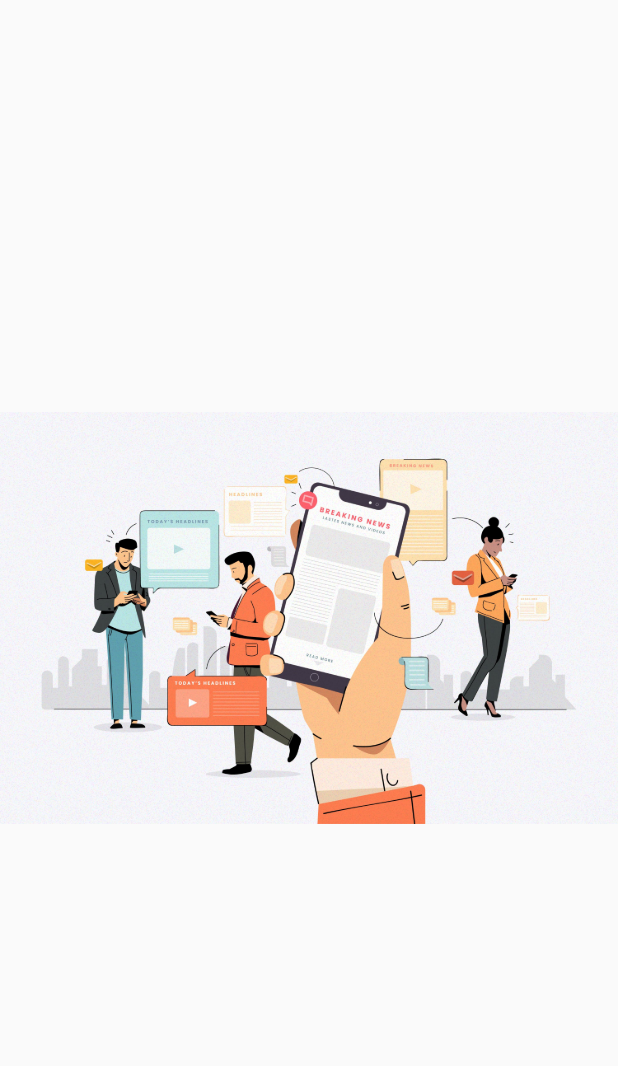
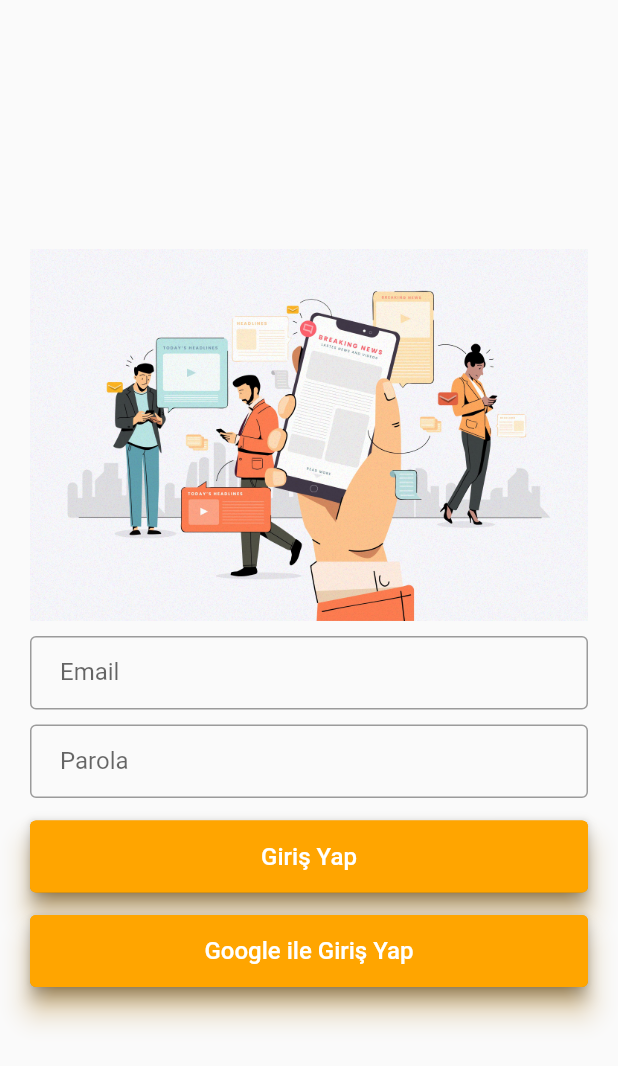
Before and after one commit to tugbaozaydin/news_app, a Flutter app: the screen it shows after launch, on a phone screen of 412 x 824 dp. Shown: the top 1066 px of the screen. Run offline on Flutter 3.47's test engine with Material 2 defaults, Android fonts, the phone set to English and light mode, and no system bars.

Commit message:
login screen designed

```diff
--- /dev/null
+++ b/lib/constants.dart
@@ -0,0 +1,3 @@
+import 'package:flutter/material.dart';
+
+const kPrimaryColor = Color.fromRGBO(255, 165, 0, 1);
--- /dev/null
+++ b/lib/login_screen.dart
@@ -0,0 +1,211 @@
+import 'dart:async';
+
+import 'package:flutter/material.dart';
+
+import 'constants.dart';
+
+class LoginScreen extends StatefulWidget {
+  static String routeName = "/login";
+
+  @override
+  _LoginScreenState createState() => _LoginScreenState();
+}
+
+class _LoginScreenState extends State<LoginScreen>
+    with TickerProviderStateMixin {
+  TextEditingController usernameController = new TextEditingController();
+  TextEditingController passwordController = new TextEditingController();
+  int _state = 0;
+  int _stateGoogle=0;
+  Animation _animation;
+  AnimationController _controller;
+  GlobalKey _globalKey = GlobalKey();
+  GlobalKey _globalGoogleKey = GlobalKey();
+
+  double _width = double.maxFinite;
+  final GlobalKey<ScaffoldState> _scaffoldKey = new GlobalKey<ScaffoldState>();
+
+  @override
+  void dispose() {
+    super.dispose();
+    _controller.dispose();
+  }
+
+  @override
+  Widget build(BuildContext context) {
+    // TODO: implement build
+    return Scaffold(
+      key: _scaffoldKey,
+      body: Center(
+        child: SingleChildScrollView(
+          scrollDirection: Axis.vertical,
+          child: Container(
+            child: Padding(
+              padding: const EdgeInsets.all(20.0),
+              child: Column(
+                crossAxisAlignment: CrossAxisAlignment.center,
+                mainAxisAlignment: MainAxisAlignment.center,
+                children: <Widget>[
+                  Image.asset("assets/splash.jpg"),
+                  SizedBox(height: 10.0),
+                  usernameField(),
+                  SizedBox(height: 10.0),
+                  passwordField(),
+                  SizedBox(height: 15.0),
+                  progressButton(_globalKey,(){
+                    setState(() {
+                      if (_state == 0) {
+                        animateButton(_globalKey,_state);
+                      }});
+                  },"Giriş Yap",_state),
+                  SizedBox(height: 15.0),
+                  progressButton(_globalGoogleKey,(){
+                    final snackBar = SnackBar(
+                      content: Text("Lütfen boşlukları doldurunuz."),
+                    );
+                    _scaffoldKey.currentState.showSnackBar(snackBar);
+                    /*setState(() {
+                      if (_stateGoogle == 0) {
+                        animateButton(_globalGoogleKey,_stateGoogle);
+                      }});*/
+                  },"Google ile Giriş Yap",_stateGoogle),
+                ],
+              ),
+            ),
+          ),
+        ),
+      ),
+    );
+  }
+
+  TextField usernameField() {
+    return TextField(
+      autocorrect: false,
+      enableSuggestions: false,
+      keyboardType: TextInputType.emailAddress,
+      obscureText: false,
+      controller: usernameController,
+      decoration: inputDecoration("Email"),
+    );
+  }
+
+  TextField passwordField() {
+    return TextField(
+      controller: passwordController,
+      obscureText: true,
+      decoration: inputDecoration("Parola"),
+    );
+  }
+
+  InputDecoration inputDecoration(String labelText) {
+    return InputDecoration(
+        contentPadding: EdgeInsets.fromLTRB(20.0, 15.0, 20.0, 15.0),
+        labelText: labelText,
+        border: OutlineInputBorder());
+  }
+
+  PhysicalModel progressButton(GlobalKey globalKey,GestureTapCallback onTap,String text,int state) {
+    return PhysicalModel(
+      elevation: 8,
+      shadowColor: kPrimaryColor,
+      color: kPrimaryColor,
+      borderRadius: BorderRadius.circular(4),
+      child: Container(
+        key: globalKey,
+        height: 48,
+        width: _width,
+        child: RaisedButton(
+          animationDuration: Duration(milliseconds: 1000),
+          shape: RoundedRectangleBorder(
+            borderRadius: BorderRadius.circular(4),
+          ),
+          padding: EdgeInsets.all(0),
+          child: setUpButtonChild(text,state),
+          onPressed: () {
+            onTap();
+            /* if (usernameController.text.isEmpty &&
+                passwordController.text.isEmpty) {
+              final snackBar = SnackBar(
+                content: Text("Lütfen boşlukları doldurunuz."),
+              );
+              _scaffoldKey.currentState.showSnackBar(snackBar);
+            }
+            else {
+                if (response.statusCode == 201) {
+                  setState(() {
+                    if (_state == 0) {
+                      animateButton();
+                    }
+                  });
+                } else {
+                  final snackBar = SnackBar(
+                    content: Text("Giriş Bilgileri Hatalı."),
+                  );
+                  _scaffoldKey.currentState.showSnackBar(snackBar);
+                }
+            }*/
+          },
+          elevation: 4,
+          color: kPrimaryColor,
+        ),
+      ),
+    );
+  }
+
+  setUpButtonChild(String text,int state) {
+    if (state == 0) {
+      return Text(
+        text,
+        style: const TextStyle(
+          color: Colors.white,
+          fontSize: 16,
+        ),
+      );
+    } else if (state == 1) {
+      return SizedBox(
+        height: 36,
+        width: 36,
+        child: CircularProgressIndicator(
+          value: null,
+          valueColor: AlwaysStoppedAnimation<Color>(Colors.white),
+        ),
+      );
+    } else {
+      return Icon(Icons.check, color: Colors.white);
+      //widget olması
+
+    }
+  }
+
+  void animateButton(GlobalKey globalKey,int state) {
+    double initialWidth = globalKey.currentContext.size.width;
+
+    _controller =
+        AnimationController(duration: Duration(milliseconds: 300), vsync: this);
+
+    _animation = Tween(begin: 0.0, end: 1).animate(_controller)
+      ..addListener(() {
+        setState(() {
+          _width = initialWidth - ((initialWidth - 48) * _animation.value);
+        });
+      });
+    _controller.forward();
+
+    setState(() {
+      state = 1;
+    });
+
+    Timer(Duration(milliseconds: 3300), () {
+      setState(() {
+        state = 2;
+        Timer(Duration(milliseconds: 10), () {
+          /*  Navigator.pushNamedAndRemoveUntil(
+              context, DashboardScreen.routeName, ModalRoute.withName('/'),
+              arguments: {});*/
+        });
+      });
+    });
+  }
+
+
+}
--- a/lib/main.dart
+++ b/lib/main.dart
@@ -1,5 +1,7 @@
 import 'package:flutter/material.dart';
 import 'package:news_app/splash_screen.dart';
+
+import 'login_screen.dart';
 
 void main() {
   runApp(MyApp());
@@ -17,6 +19,9 @@ class MyApp extends StatelessWidget {
         visualDensity: VisualDensity.adaptivePlatformDensity,
       ),
       home: SplashScreen(),
+      routes: {
+        LoginScreen.routeName: (context) => LoginScreen(),
+      },
     );
   }
 }
--- a/lib/splash_screen.dart
+++ b/lib/splash_screen.dart
@@ -1,4 +1,5 @@
 import 'package:flutter/material.dart';
+import 'package:news_app/login_screen.dart';
 
 class SplashScreen extends StatefulWidget {
   static String routeName = "/screens";
@@ -12,10 +13,10 @@ class _SplashState extends State<SplashScreen>
   void initState() {
     // TODO: implement initState
     super.initState();
-       /* Future.delayed(const Duration(seconds: 4), () async {
-          Navigator.popAndPushNamed(context, DashboardScreen.routeName,
+        Future.delayed(const Duration(seconds: 4), () async {
+          Navigator.popAndPushNamed(context, LoginScreen.routeName,
               arguments: {});
-        });*/
+        });
 
     }
 
```
